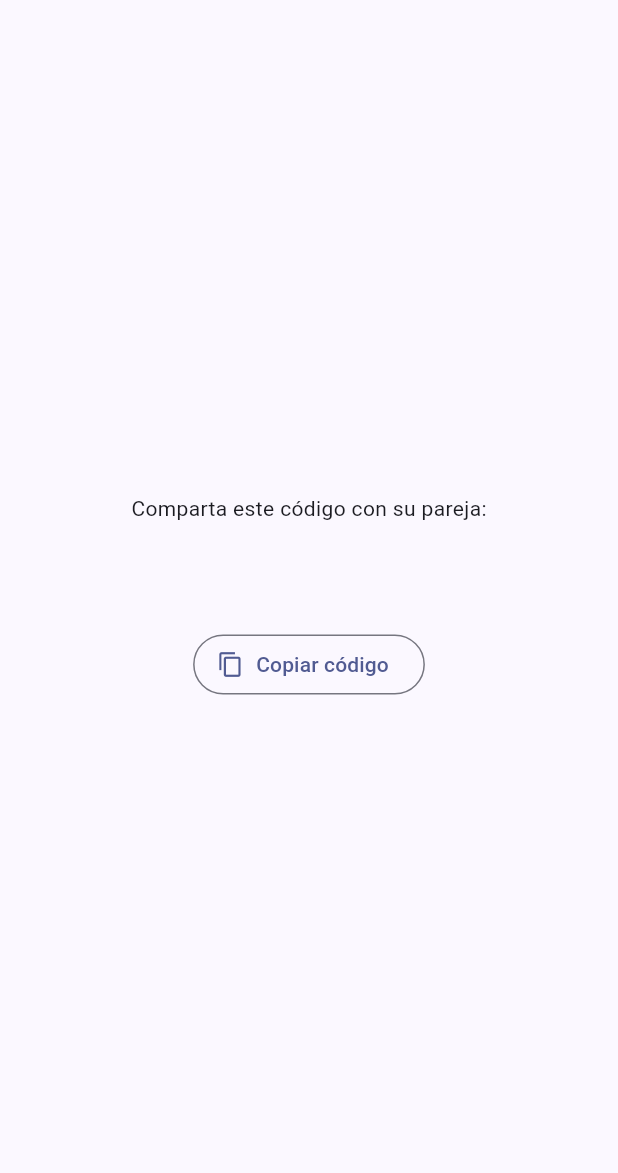
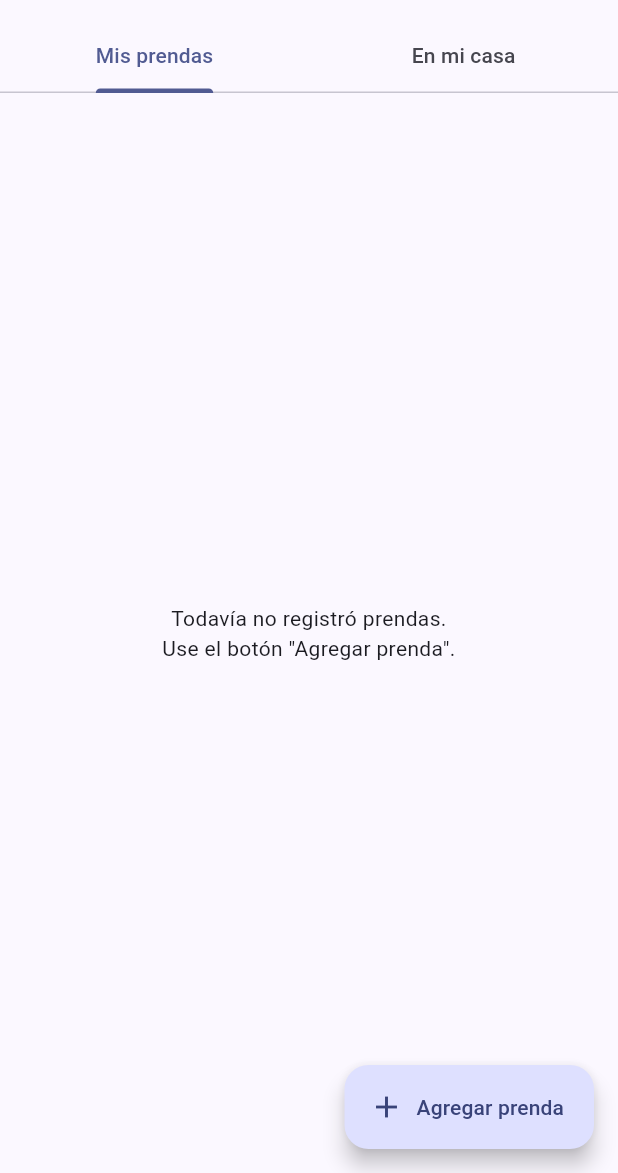
Before and after one commit to marcomiro9/clothes-tracker, a Flutter app: the screen it shows once a user with an empty profile is signed in, on a phone screen of 412 x 824 dp, the part 63-1236 px from its top. Run offline on Flutter 3.47's test engine with Material 3 defaults, Android fonts, the phone set to English and light mode, and no system bars; our stand-ins replace flutter_riverpod, go_router, supabase_flutter; accounts and stored records are empty.

Commit message:
Gestión de prendas con sincronización en tiempo real

```diff
--- /dev/null
+++ b/lib/features/garments/grouped_garment_list.dart
@@ -0,0 +1,54 @@
+import 'package:flutter/material.dart';
+
+import '../../models/garment.dart';
+
+class GroupedGarmentList extends StatelessWidget {
+  const GroupedGarmentList({
+    super.key,
+    required this.garments,
+    required this.itemBuilder,
+    required this.emptyMessage,
+    this.header,
+  });
+
+  final List<Garment> garments;
+  final Widget Function(BuildContext context, Garment garment) itemBuilder;
+  final String emptyMessage;
+  final Widget? header;
+
+  @override
+  Widget build(BuildContext context) {
+    if (garments.isEmpty) {
+      return Center(
+        child: Padding(
+          padding: const EdgeInsets.all(24),
+          child: Text(emptyMessage, textAlign: TextAlign.center),
+        ),
+      );
+    }
+
+    final theme = Theme.of(context);
+    final children = <Widget>[?header];
+
+    for (final category in GarmentCategory.values) {
+      final items = garments.where((g) => g.category == category).toList();
+      if (items.isEmpty) continue;
+
+      children.add(Padding(
+        padding: const EdgeInsets.fromLTRB(16, 16, 16, 4),
+        child: Text(
+          '${category.label} (${items.length})',
+          style: theme.textTheme.titleSmall
+              ?.copyWith(color: theme.colorScheme.primary),
+        ),
+      ));
+      children.addAll(items.map((g) => itemBuilder(context, g)));
+    }
+
+    // El margen inferior evita que el botón flotante tape el último elemento.
+    return ListView(
+      padding: const EdgeInsets.only(bottom: 88),
+      children: children,
+    );
+  }
+}
--- a/lib/features/home/home_screen.dart
+++ b/lib/features/home/home_screen.dart
@@ -1,8 +1,13 @@
 import 'package:flutter/material.dart';
 import 'package:flutter/services.dart';
 import 'package:flutter_riverpod/flutter_riverpod.dart';
+import 'package:supabase_flutter/supabase_flutter.dart';
 
 import '../../app/session_controller.dart';
+import '../../models/garment.dart';
+import '../garments/garment_form_sheet.dart';
+import '../garments/garment_repository.dart';
+import '../garments/grouped_garment_list.dart';
 
 class PairInfo {
   const PairInfo({required this.inviteCode, this.partnerName});
@@ -36,15 +41,37 @@ final pairInfoProvider = FutureProvider.autoDispose<PairInfo>((ref) async {
   );
 });
 
+/// Ejecuta una operación sobre la base y muestra el error, si lo hay.
+Future<void> _runWithFeedback(
+    BuildContext context, Future<void> Function() action) async {
+  try {
+    await action();
+  } on PostgrestException catch (e) {
+    if (!context.mounted) return;
+    ScaffoldMessenger.of(context)
+        .showSnackBar(SnackBar(content: Text('Error: ${e.message}')));
+  }
+}
+
 class HomeScreen extends ConsumerWidget {
   const HomeScreen({super.key});
 
   @override
   Widget build(BuildContext context, WidgetRef ref) {
     final me = ref.watch(sessionProvider).profile!;
-    final info = ref.watch(pairInfoProvider);
+    final pairInfo = ref.watch(pairInfoProvider);
+    final garments = ref.watch(garmentsProvider);
 
-    return Scaffold(
+    final partnerName = pairInfo.when(
+      data: (p) => p.partnerName,
+      loading: () => null,
+      error: (_, _) => null,
+    );
+    final partnerLabel = partnerName ?? 'la pareja';
+
+    return DefaultTabController(
+      length: 2,
+      child: Scaffold(
         appBar: AppBar(
           title: Text('Hola, ${me.displayName}'),
           actions: [
@@ -59,17 +86,127 @@ class HomeScreen extends ConsumerWidget {
               onPressed: () => ref.read(supabaseProvider).auth.signOut(),
             ),
           ],
+          bottom: const TabBar(
+            tabs: [Tab(text: 'Mis prendas'), Tab(text: 'En mi casa')],
           ),
-      body: Center(
+        ),
+        floatingActionButton: FloatingActionButton.extended(
+          icon: const Icon(Icons.add),
+          label: const Text('Agregar prenda'),
+          onPressed: () => _addGarment(context, ref, me.pairId!, partnerLabel),
+        ),
+        body: garments.when(
+          loading: () => const Center(child: CircularProgressIndicator()),
+          error: (e, _) =>
+              Center(child: Text('Error al cargar las prendas: $e')),
+          data: (all) {
+            final mine = all.where((g) => g.ownerId == me.id).toList();
+            final partnersHere = all
+                .where((g) => g.ownerId != me.id && g.atPartnerHome)
+                .toList();
+
+            return TabBarView(
+              children: [
+                GroupedGarmentList(
+                  garments: mine,
+                  emptyMessage: 'Todavía no registró prendas.\n'
+                      'Use el botón "Agregar prenda".',
+                  header: Padding(
+                    padding: const EdgeInsets.fromLTRB(16, 16, 16, 0),
+                    child: Text(
+                      '${mine.where((g) => g.atPartnerHome).length} de '
+                      '${mine.length} prendas en casa de $partnerLabel',
+                      style: Theme.of(context).textTheme.bodyMedium,
+                    ),
+                  ),
+                  itemBuilder: (ctx, g) => ListTile(
+                    title: Text(g.name),
+                    subtitle: g.color == null ? null : Text(g.color!),
+                    trailing: Switch(
+                      value: g.atPartnerHome,
+                      onChanged: (v) => _runWithFeedback(
+                        ctx,
+                        () => ref
+                            .read(garmentRepositoryProvider)
+                            .setAtPartnerHome(g.id, v),
+                      ),
+                    ),
+                    onTap: () => _editGarment(ctx, ref, g, partnerLabel),
+                  ),
+                ),
+                partnerName == null
+                    ? _InviteCodeView(pairInfo: pairInfo)
+                    : GroupedGarmentList(
+                        garments: partnersHere,
+                        emptyMessage:
+                            'No hay prendas de $partnerName en esta casa.',
+                        itemBuilder: (ctx, g) => ListTile(
+                          leading: const Icon(Icons.checkroom),
+                          title: Text(g.name),
+                          subtitle: g.color == null ? null : Text(g.color!),
+                        ),
+                      ),
+              ],
+            );
+          },
+        ),
+      ),
+    );
+  }
+
+  Future<void> _addGarment(BuildContext context, WidgetRef ref,
+      String pairId, String partnerLabel) async {
+    final result = await showGarmentForm(context, partnerLabel: partnerLabel);
+    if (result == null || !context.mounted) return;
+
+    await _runWithFeedback(
+      context,
+      () => ref.read(garmentRepositoryProvider).add(
+            pairId: pairId,
+            name: result.name,
+            category: result.category,
+            color: result.color,
+            atPartnerHome: result.atPartnerHome,
+          ),
+    );
+  }
+
+  Future<void> _editGarment(BuildContext context, WidgetRef ref,
+      Garment garment, String partnerLabel) async {
+    final result = await showGarmentForm(context,
+        initial: garment, partnerLabel: partnerLabel);
+    if (result == null || !context.mounted) return;
+
+    final repo = ref.read(garmentRepositoryProvider);
+    await _runWithFeedback(
+      context,
+      () => result.delete
+          ? repo.delete(garment.id)
+          : repo.update(
+              garment.id,
+              name: result.name,
+              category: result.category,
+              color: result.color,
+              atPartnerHome: result.atPartnerHome,
+            ),
+    );
+  }
+}
+
+class _InviteCodeView extends StatelessWidget {
+  const _InviteCodeView({required this.pairInfo});
+
+  final AsyncValue<PairInfo> pairInfo;
+
+  @override
+  Widget build(BuildContext context) {
+    return Center(
       child: Padding(
         padding: const EdgeInsets.all(24),
-          child: info.when(
+        child: pairInfo.when(
           loading: () => const CircularProgressIndicator(),
           error: (e, _) => Text('Error: $e'),
-            data: (data) => data.partnerName != null
-                ? Text('Vinculado con ${data.partnerName}.',
-                    style: Theme.of(context).textTheme.titleLarge)
-                : Column(
+          data: (data) => Column(
             mainAxisSize: MainAxisSize.min,
             children: [
               const Text('Comparta este código con su pareja:'),
@@ -81,14 +218,17 @@ class HomeScreen extends ConsumerWidget {
                 icon: const Icon(Icons.copy),
                 label: const Text('Copiar código'),
                 onPressed: () {
-                          Clipboard.setData(
-                              ClipboardData(text: data.inviteCode));
+                  Clipboard.setData(ClipboardData(text: data.inviteCode));
                   ScaffoldMessenger.of(context).showSnackBar(
                       const SnackBar(content: Text('Código copiado')));
                 },
               ),
+              const SizedBox(height: 12),
+              const Text(
+                'Cuando su pareja se una, presione el ícono de actualizar.',
+                textAlign: TextAlign.center,
+              ),
             ],
-                  ),
           ),
         ),
       ),
--- /dev/null
+++ b/lib/models/garment.dart
@@ -0,0 +1,53 @@
+enum GarmentCategory {
+  ropaInterior('ropa_interior', 'Ropa interior'),
+  remeras('remeras', 'Remeras'),
+  pantalones('pantalones', 'Pantalones'),
+  buzos('buzos', 'Buzos'),
+  abrigos('abrigos', 'Abrigos'),
+  calzado('calzado', 'Calzado'),
+  accesorios('accesorios', 'Accesorios'),
+  otros('otros', 'Otros');
+
+  const GarmentCategory(this.dbValue, this.label);
+
+  /// Valor del enum `garment_category` en PostgreSQL.
+  final String dbValue;
+
+  /// Texto que se muestra en la interfaz.
+  final String label;
+
+  static GarmentCategory fromDb(String value) => values.firstWhere(
+        (c) => c.dbValue == value,
+        orElse: () => GarmentCategory.otros,
+      );
+}
+
+class Garment {
+  const Garment({
+    required this.id,
+    required this.ownerId,
+    required this.pairId,
+    required this.name,
+    required this.category,
+    required this.atPartnerHome,
+    this.color,
+  });
+
+  final String id;
+  final String ownerId;
+  final String pairId;
+  final String name;
+  final GarmentCategory category;
+  final bool atPartnerHome;
+  final String? color;
+
+  factory Garment.fromMap(Map<String, dynamic> map) => Garment(
+        id: map['id'] as String,
+        ownerId: map['owner_id'] as String,
+        pairId: map['pair_id'] as String,
+        name: map['name'] as String,
+        category: GarmentCategory.fromDb(map['category'] as String),
+        atPartnerHome: map['at_partner_home'] as bool,
+        color: map['color'] as String?,
+      );
+}
```
Also changed, not shown: lib/features/garments/garment_form_sheet.dart (added, +174 -0 lines). Lines whose indentation alone changed are shown as unchanged.
